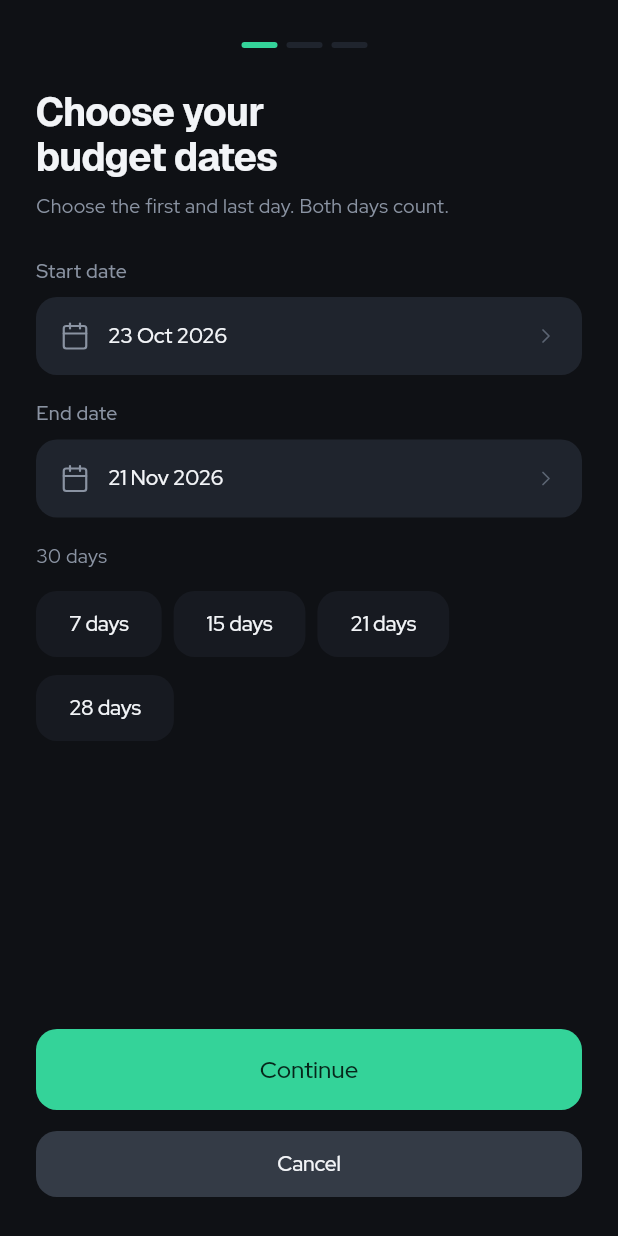
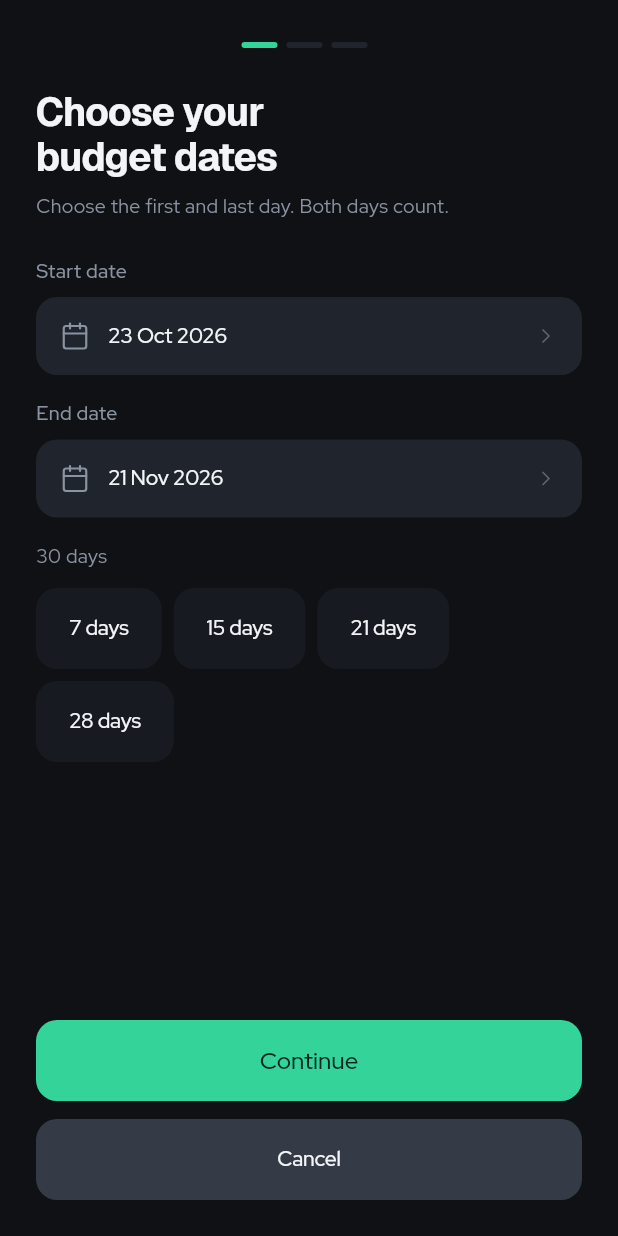
Before and after one commit to hamza-dje/waffir, a Flutter app: the screen it shows after launch, on a phone screen of 412 x 824 dp. Run offline on Flutter 3.47's test engine with Material 3 defaults, Android fonts, the phone set to English and light mode, and no system bars; our stand-ins replace flutter_local_notifications, flutter_svg, flutter_timezone, shared_preferences, timezone; project files that could hold a hidden picture were left out.

Commit message:
style: unify action button heights with design tokens

```diff
--- a/lib/presentation/app.dart
+++ b/lib/presentation/app.dart
@@ -30,7 +30,7 @@
           filledButtonTheme: FilledButtonThemeData(
             style: FilledButton.styleFrom(
               textStyle: buttonType(16),
-              minimumSize: const Size(48, 54),
+              minimumSize: const Size(48, actionHeight),
               foregroundColor: const Color(0xFF06251A),
               shape: RoundedRectangleBorder(
                 borderRadius: BorderRadius.circular(14),
@@ -82,7 +82,7 @@
                   side: BorderSide.none,
                   backgroundColor: surface,
                   foregroundColor: primaryText,
-                  minimumSize: const Size(48, 44),
+                  minimumSize: const Size(48, actionHeight),
                   padding: const EdgeInsets.symmetric(horizontal: 22),
                   textStyle: buttonType(14, spacing: -.14),
                   shape: RoundedRectangleBorder(
--- a/lib/presentation/design/design.dart
+++ b/lib/presentation/design/design.dart
@@ -9,6 +9,8 @@
 const secondaryText = Color(0xFF8A93A2);
 const tertiaryText = Color(0xFF5B6472);
 const danger = Color(0xFFEF6464);
+const actionHeight = 54.0;
+const compactActionHeight = 44.0;
 TextStyle buttonType(double size, {double? spacing}) => TextStyle(
     fontFamily: 'RedHatDisplay',
     fontSize: size,
@@ -24,7 +26,7 @@
     backgroundColor: const Color(0x1FF5B84A),
     foregroundColor: caution,
     textStyle: buttonType(16),
-    minimumSize: const Size(48, 44));
+    minimumSize: const Size(48, actionHeight));
 
 const caution = Color(0xFFF5B84A);
 const hairline = Color(0x0FFFFFFF);
@@ -163,14 +165,14 @@
 ButtonStyle secondaryAction() => TextButton.styleFrom(
     backgroundColor: cancelSurface,
     foregroundColor: primaryText,
-    minimumSize: const Size(48, 44),
+    minimumSize: const Size(48, actionHeight),
     textStyle: buttonType(14, spacing: -.14),
     shape: RoundedRectangleBorder(borderRadius: BorderRadius.circular(14)));
 
 ButtonStyle compactAction({bool cancel = false}) => FilledButton.styleFrom(
       backgroundColor: cancel ? cancelSurface : mint,
       foregroundColor: cancel ? primaryText : ink,
-      minimumSize: const Size(48, 44),
+      minimumSize: const Size(48, compactActionHeight),
       padding: const EdgeInsets.symmetric(horizontal: 12),
       textStyle: buttonType(13),
       shape: RoundedRectangleBorder(borderRadius: BorderRadius.circular(14)),
--- a/lib/presentation/widgets/form_controls.dart
+++ b/lib/presentation/widgets/form_controls.dart
@@ -88,6 +88,7 @@
                   if (chosen != null) onChanged(dayOnly(chosen));
                 },
                 style: OutlinedButton.styleFrom(
+                    minimumSize: const Size(48, compactActionHeight),
                     padding: const EdgeInsets.all(16),
                     side: BorderSide.none,
                     backgroundColor: surfaceHigh,
--- a/lib/presentation/widgets/product_list.dart
+++ b/lib/presentation/widgets/product_list.dart
@@ -72,7 +72,7 @@
         if (products.isNotEmpty) const SizedBox(height: 16),
         FilledButton.icon(
             style: FilledButton.styleFrom(
-                minimumSize: const Size(48, 44),
+                minimumSize: const Size(48, actionHeight),
                 padding: const EdgeInsets.symmetric(horizontal: 22),
                 textStyle: buttonType(14, spacing: -.14),
                 shape: RoundedRectangleBorder(
```
